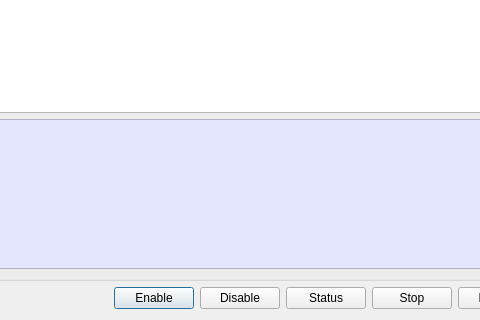
This is src/gui/servicemanagement.ui in kratos83/CondresControlCenter as Qt 5 draws it before an edit; both pictures show x 93 to 573 and y 201 to 521 of the 728 by 521 pixel window. The edited form follows.
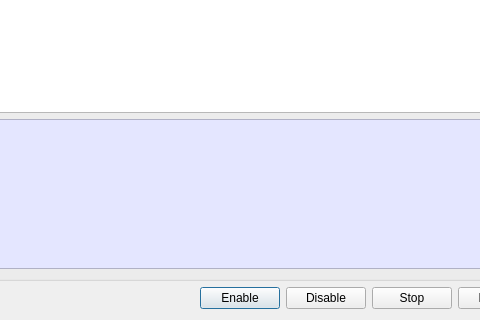
This is the edited form. Icons and pictures are not drawn.

Commit message: Fix disable service

Diff of the .ui file:
```diff
--- a/src/gui/servicemanagement.ui
+++ b/src/gui/servicemanagement.ui
@@ -96,17 +96,6 @@
        </property>
       </widget>
      </item>
-     <item>
-      <widget class="QPushButton" name="pushButtonStatus">
-       <property name="text">
-        <string>Status</string>
-       </property>
-       <property name="icon">
-        <iconset resource="../images.qrc">
-         <normaloff>:/images/terminal.svg</normaloff>:/images/terminal.svg</iconset>
-       </property>
-      </widget>
-     </item>
      <item>
       <widget class="QPushButton" name="pushButtonStop">
        <property name="text">
```
Left out of the diff: 1 changed line with no effect on the pictures. The commit also changes 2 other files.
